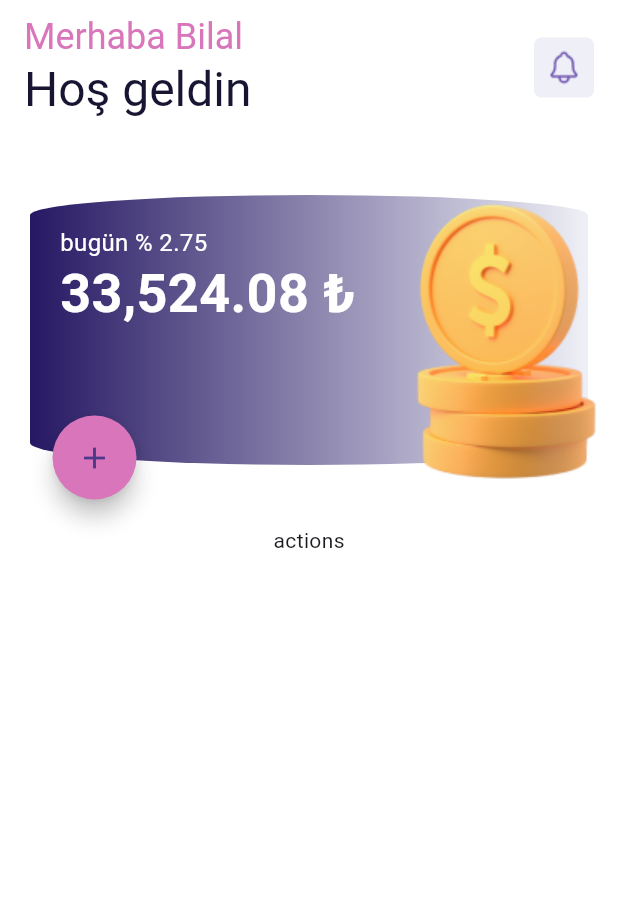
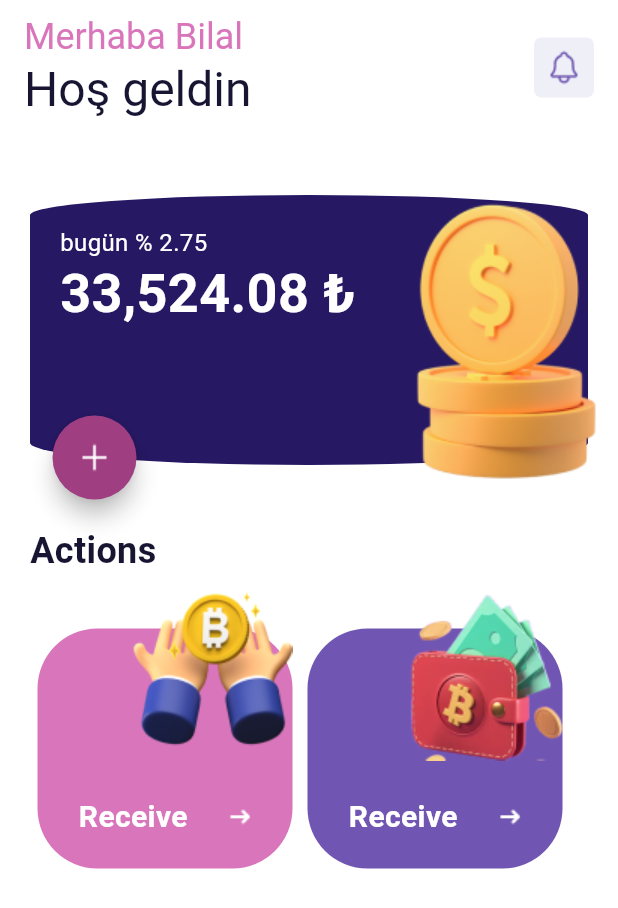
Before and after one commit to bilal-ahmet/crypto_wallet_ui, a Flutter app: the screen it shows after launch, on a phone screen of 412 x 824 dp. Shown: the top 908 px of the screen. Run offline on Flutter 3.47's test engine with Material 3 defaults, Android fonts, the phone set to English and light mode, and no system bars.

Commit message:
completed_action_section

```diff
--- /dev/null
+++ b/lib/action_section.dart
@@ -0,0 +1,124 @@
+import 'package:crypto_wallet_ui/constants/constants.dart';
+import 'package:flutter/material.dart';
+
+class ActionSection extends StatefulWidget {
+  const ActionSection({super.key});
+
+  @override
+  State<ActionSection> createState() => _ActionSectionState();
+}
+
+class _ActionSectionState extends State<ActionSection> {
+  @override
+  Widget build(BuildContext context) {
+    return Container(
+      padding: const EdgeInsets.only(left: 20),
+      child: Column(
+        crossAxisAlignment: CrossAxisAlignment.start,
+        children: [
+          const Text(
+            "Actions",
+            style: TextStyle(
+                fontSize: 24,
+                fontWeight: FontWeight.bold,
+                color: UiColors.black),
+          ),
+          Row(
+            children: [
+              Container(
+                height: 200,
+                width: 180,
+                padding: const EdgeInsets.all(5),
+                decoration:
+                    BoxDecoration(borderRadius: BorderRadius.circular(40)),
+                child: Stack(
+                  children: [
+                    Positioned(
+                        top: 30,
+                        bottom: 0,
+                        right: 0,
+                        left: 0,
+                        child: Container(
+                          height: 100,
+                          width: 100,
+                          decoration: BoxDecoration(
+                              color: UiColors.pink,
+                              borderRadius: BorderRadius.circular(40)),
+                        )),
+                    Positioned(
+                        bottom: 20,
+                        right: 0,
+                        left: 0,
+                        child: Row(
+                          mainAxisAlignment: MainAxisAlignment.spaceEvenly,
+                          children: [
+                            const Text(
+                              "Receive",
+                              style: TextStyle(
+                                  fontWeight: FontWeight.bold,
+                                  fontSize: 20,
+                                  color: UiColors.white),
+                            ),
+                            Image.asset("assets/arrow_icon.png")
+                          ],
+                        )),
+                    Positioned(
+                      right: 0,
+                      top: 5,
+                      child: Image.asset("assets/hands.png"),
+                    )
+                  ],
+                ),
+              ),
+              Container(
+                height: 200,
+                width: 180,
+                padding: const EdgeInsets.all(5),
+                decoration:
+                    BoxDecoration(borderRadius: BorderRadius.circular(40)),
+                child: Stack(
+                  children: [
+                    Positioned(
+                        top: 30,
+                        bottom: 0,
+                        right: 0,
+                        left: 0,
+                        child: Container(
+                          height: 100,
+                          width: 100,
+                          decoration: BoxDecoration(
+                              color: UiColors.mediumPurple,
+                              borderRadius: BorderRadius.circular(40)),
+                        )),
+                    Positioned(
+                        bottom: 20,
+                        right: 0,
+                        left: 0,
+                        child: Row(
+                          mainAxisAlignment: MainAxisAlignment.spaceEvenly,
+                          children: [
+                            const Text(
+                              "Receive",
+                              style: TextStyle(
+                                  fontWeight: FontWeight.bold,
+                                  fontSize: 20,
+                                  color: UiColors.white),
+                            ),
+                            Image.asset("assets/arrow_icon.png")
+                          ],
+                        )),
+                    Positioned(
+                      right: 0,
+                      top: 5,
+                      child: Image.asset("assets/pocket.png"),
+                    )
+                  ],
+                ),
+              ),
+            ],
+          ),
+        ],
+      ),
+    );
+  }
+}
--- /dev/null
+++ b/lib/amount_card.dart
@@ -0,0 +1,66 @@
+import 'package:crypto_wallet_ui/constants/constants.dart';
+import 'package:flutter/material.dart';
+
+class AmountCard extends StatelessWidget {
+  const AmountCard({super.key});
+
+  @override
+  Widget build(BuildContext context) {
+    return Container(
+              color: UiColors.white,
+              height: 250,
+              margin: const EdgeInsets.all(5),
+              child: Stack(
+                children: [
+                  Positioned(
+                      top: 20,
+                      bottom: 20,
+                      left: 0,
+                      right: 0,
+                      child: Container(
+                        margin: const EdgeInsets.all(15),
+                        height: 150,
+                        decoration: const BoxDecoration(
+                          color: Colors.green,
+                          borderRadius: BorderRadius.only(
+                            topLeft: Radius.elliptical(250, 18),
+                            topRight: Radius.elliptical(250, 18),
+                            bottomLeft: Radius.elliptical(250, 20),
+                            bottomRight: Radius.elliptical(250, 20),
+                          ),
+                          gradient: LinearGradient(colors: [UiColors.darkBlue, UiColors.darkPurple],)
+                        ),
+                        child: const Stack(
+                          children: [
+                            Positioned(
+                              top: 20,
+                              left: 20,
+                              child: Text("bugün % 2.75", style: TextStyle(color: UiColors.white, fontSize: 16),)),
+
+                            Positioned(
+                              top: 40,
+                              left: 20,
+                              child: Text("33,524.08 ₺", style: TextStyle(color: UiColors.white, fontSize: 36, fontWeight: FontWeight.bold),))
+                          ],
+                        ),
+                      )),
+
+                      Positioned(
+                        bottom: 20,
+                        right: 6,
+                        child: Image.asset("assets/coin_stack.png")),
+
+                        Positioned(
+                        bottom: 12,
+                        left: 30,
+                        child: FloatingActionButton(
+                          shape: const CircleBorder(),
+                          onPressed: (){},
+                          backgroundColor: UiColors.darkPink,
+                          child: Image.asset("assets/plus_icon.png"),
+                          ))
+                ],
+              ),
+            );
+  }
+}
--- a/lib/constants/constants.dart
+++ b/lib/constants/constants.dart
@@ -2,7 +2,11 @@ import 'package:flutter/material.dart';
 
 class UiColors{
   static const pink =  Color(0xffD975BB);
+  static const darkPink =  Color(0xffA03E82);
   static const darkBlue =  Color(0xff261863);
+  static const darkPurple =  Color(0xff261863);
+  static const mediumPurple =  Color(0xff7056B2);
+  static const lightPurple =  Color(0xff55389B);
   static const black =  Color(0xff171532);
   static const lightGrey =  Color(0xffEFF0F7);
   static const white =  Color(0xffffffff);
--- a/lib/main.dart
+++ b/lib/main.dart
@@ -1,4 +1,7 @@
+import 'package:crypto_wallet_ui/action_section.dart';
+import 'package:crypto_wallet_ui/amount_card.dart';
 import 'package:crypto_wallet_ui/constants/constants.dart';
+import 'package:flutter/cupertino.dart';
 import 'package:flutter/material.dart';
 import 'package:flutter/widgets.dart';
 
@@ -60,65 +63,11 @@ class _MyHomePageState extends State<MyHomePage> {
       ),
       body: Container(
         color: UiColors.white,
-        child: Column(
+        child: const Column(
+          crossAxisAlignment: CrossAxisAlignment.start,
           children: [
-            Container(
-              color: UiColors.white,
-              height: 250,
-              margin: const EdgeInsets.all(5),
-              child: Stack(
-                children: [
-                  Positioned(
-                      top: 20,
-                      bottom: 20,
-                      left: 0,
-                      right: 0,
-                      child: Container(
-                        margin: const EdgeInsets.all(15),
-                        height: 150,
-                        decoration: const BoxDecoration(
-                          color: Colors.green,
-                          borderRadius: BorderRadius.only(
-                            topLeft: Radius.elliptical(250, 18),
-                            topRight: Radius.elliptical(250, 18),
-                            bottomLeft: Radius.elliptical(250, 20),
-                            bottomRight: Radius.elliptical(250, 20),
-                          ),
-                          gradient: LinearGradient(colors: [UiColors.darkBlue, UiColors.lightGrey],)
-                        ),
-                        child: const Stack(
-                          children: [
-                            Positioned(
-                              top: 20,
-                              left: 20,
-                              child: Text("bugün % 2.75", style: TextStyle(color: UiColors.white, fontSize: 16),)),
-
-                            Positioned(
-                              top: 40,
-                              left: 20,
-                              child: Text("33,524.08 ₺", style: TextStyle(color: UiColors.white, fontSize: 36, fontWeight: FontWeight.bold),))
-                          ],
-                        ),
-                      )),
-
-                      Positioned(
-                        bottom: 20,
-                        right: 6,
-                        child: Image.asset("assets/coin_stack.png")),
-
-                        Positioned(
-                        bottom: 12,
-                        left: 30,
-                        child: FloatingActionButton(
-                          shape: const CircleBorder(),
-                          onPressed: (){},
-                          backgroundColor: UiColors.pink,
-                          child: const Icon(Icons.add),
-                          ))
-                ],
-              ),
-            ),
-            Text("actions")
+            AmountCard(),
+            ActionSection()
           ],
         ),
       ),
```
